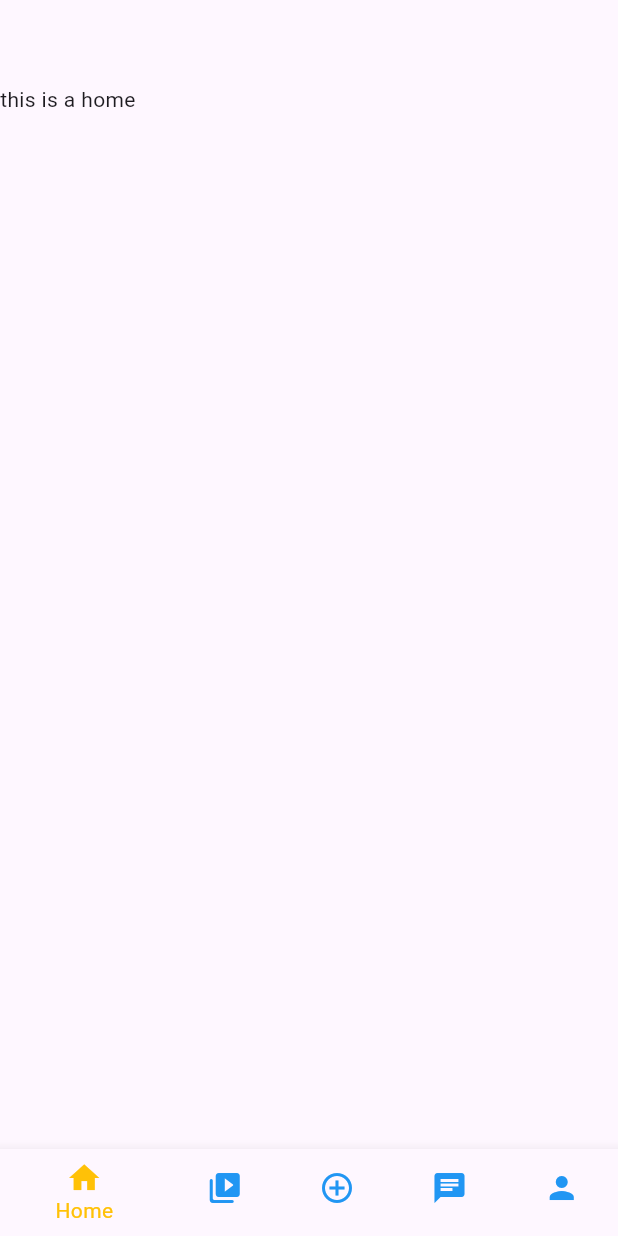
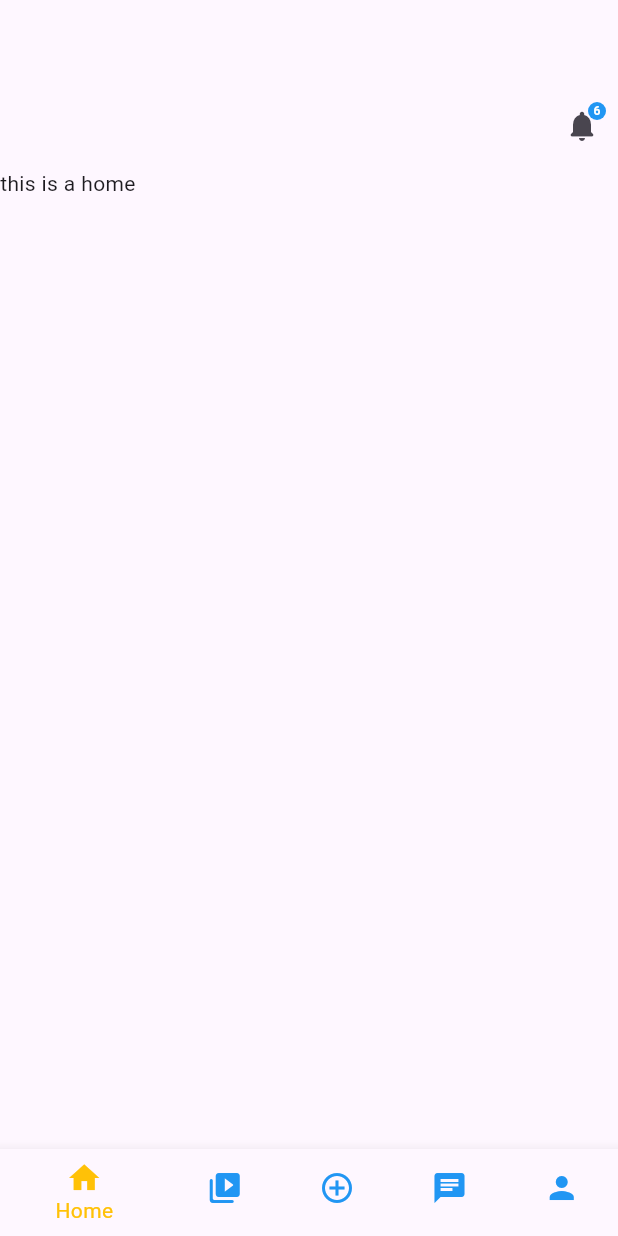
Before and after one commit to wemaxit321-max/flutter-project, a Flutter app: the screen it shows after launch, on a phone screen of 412 x 824 dp. Run offline on Flutter 3.47's test engine with Material 3 defaults, Android fonts, the phone set to English and light mode, and no system bars.

Commit message:
bottompage in Appbar

```diff
--- a/lib/Bottompage.dart
+++ b/lib/Bottompage.dart
@@ -1,4 +1,5 @@
 import 'package:flutter/material.dart';
+import 'package:test_app/Notificationbar.dart';
 class Home extends StatefulWidget {
   const Home({super.key});
 
@@ -12,6 +13,44 @@ class _HomeState extends State<Home> {
     return MaterialApp(
       debugShowCheckedModeBanner: false,
       home:Scaffold(
+       appBar:  AppBar(
+
+          actions: [
+            Stack(
+              children: [
+                IconButton(
+                  icon: Icon(Icons.notifications_rounded),
+                  onPressed: (){setState(() {
+                    Navigator.push(context,MaterialPageRoute(builder:(context)=>Notificationfile ()));
+                  });},
+                ),
+                // ---- Notification Badge ----
+                Positioned(
+                  right: 8,
+                  top: 8,
+                  child: Container(
+                    height: 12,
+                    width: 12,
+                    decoration: BoxDecoration(
+                      color: Colors.blue, // badge color
+                      shape: BoxShape.circle,
+                    ),
+                    child: Center(
+                      child: Text(
+                        "6", // notification count
+                        style: TextStyle(
+                          color: Colors.white,
+                          fontSize: 8, // text size
+                          fontWeight: FontWeight.bold,
+                        ),
+                      ),
+                    ),
+                  ),
+                ),
+              ],
+            ),
+          ],
+        ),
         body: Text("this is a home"),
       ),
     );
@@ -34,6 +73,7 @@ class _VideofileState extends State<Videofile> {
     return MaterialApp(
       debugShowCheckedModeBanner: false,
       home:Scaffold(
+        appBar:AppBar(),
         body: Text("this is a video"),
       ),
     );
```
Also changed, not shown: lib/Notificationbar.dart (added, +14 -0 lines).
